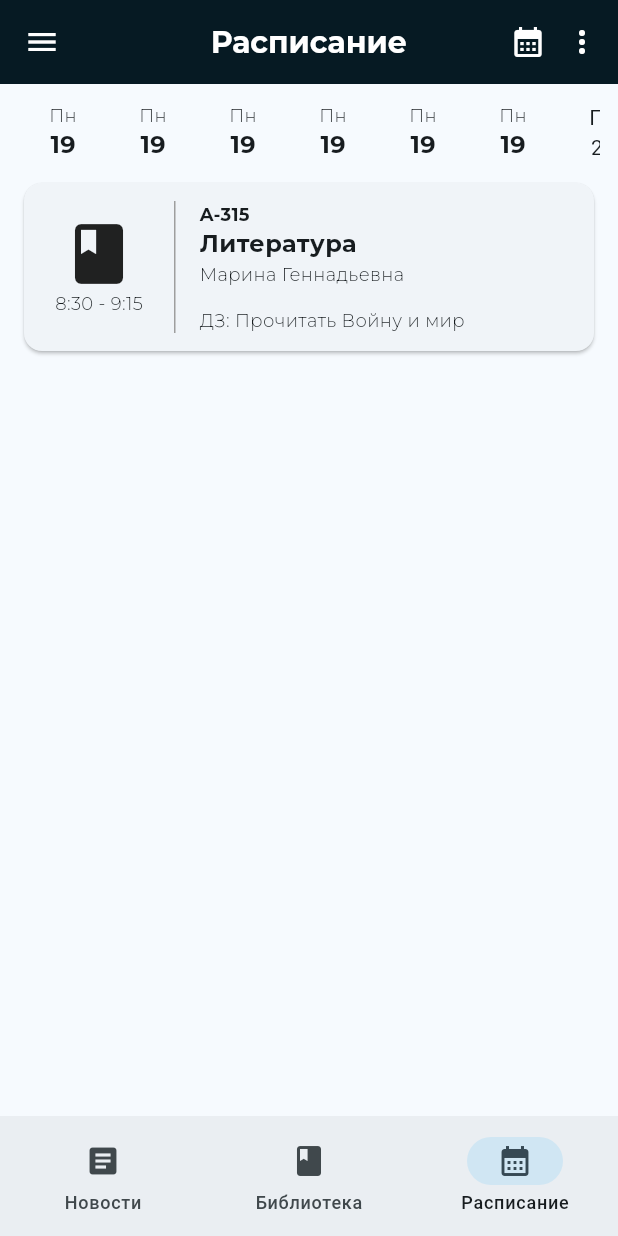
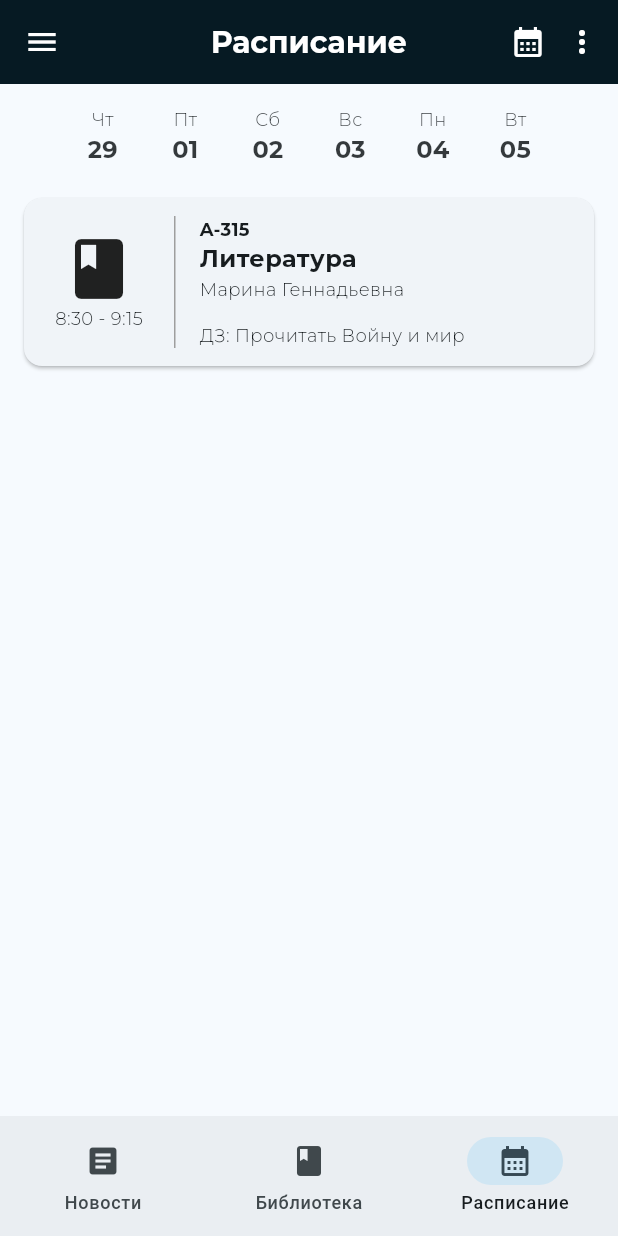
Before and after one commit to gabralava/school_manager, a Flutter app: the screen it shows after launch, item 3 of the bottom bar chosen, on a phone screen of 412 x 824 dp. Run offline on Flutter 3.47's test engine with Material 3 defaults, Android fonts, the phone set to English and light mode, and no system bars; project files that could hold a hidden picture were left out.

Commit message:
Made schedule widget responsive to date changes

```diff
--- a/lib/presentation/timetable_page.dart
+++ b/lib/presentation/timetable_page.dart
@@ -1,7 +1,15 @@
 import 'package:flutter/material.dart';
+import 'package:intl/intl.dart';
 
-class TimetableScreen extends StatelessWidget {
-  const TimetableScreen({super.key});
+class TimetableScreen extends StatefulWidget {
+  const TimetableScreen({Key? key}) : super(key: key);
+
+  @override
+  _TimetableScreenState createState() => _TimetableScreenState();
+}
+
+class _TimetableScreenState extends State<TimetableScreen> {
+  int selectedIndex = 0;
 
   @override
   Widget build(BuildContext context) {
@@ -21,11 +29,13 @@ class TimetableScreen extends StatelessWidget {
         actions: const [
           Padding(
             padding: EdgeInsets.only(right: 12),
-            child: Row(children: [
+            child: Row(
+              children: [
                 Icon(Icons.calendar_month),
                 Padding(padding: EdgeInsets.only(right: 12)),
                 Icon(Icons.more_vert),
-            ]),
+              ],
+            ),
           ),
         ],
         backgroundColor: const Color.fromRGBO(6, 26, 35, 1),
@@ -42,31 +52,36 @@ class TimetableScreen extends StatelessWidget {
                     size: 48,
                   ),
                   Text(
+                    'Абралава Георгий',
                     style: TextStyle(
                       fontFamily: 'Montserrat',
                       fontWeight: FontWeight.w800,
                       fontSize: 20,
                     ),
-                    'Абралава Георгий'),
-                Text('Ученик 11а класса',
+                  ),
+                  Text(
+                    'Ученик 11а класса',
                     style: TextStyle(
                       fontFamily: 'Montserrat',
                       fontWeight: FontWeight.w400,
                       fontSize: 14,
-                    )),
+                    ),
+                  ),
                   Padding(padding: EdgeInsets.only(top: 19)),
                   Text(
                     'Средняя успеваемость: 4.5',
                     style: TextStyle(
                       fontFamily: 'Montserrat',
                       fontWeight: FontWeight.w400,
-                      fontSize: 12),
+                      fontSize: 12,
+                    ),
                   ),
                 ],
-            )),
+              ),
+            ),
             Padding(
-              padding:
-                  EdgeInsets.only(top: 12, left: 24, right: 24, bottom: 12),
+              padding: EdgeInsets.only(
+                  top: 12, left: 24, right: 24, bottom: 12),
               child: Column(
                 children: [
                   Row(
@@ -78,8 +93,9 @@ class TimetableScreen extends StatelessWidget {
                         style: TextStyle(
                           fontFamily: 'Montserrat',
                           fontSize: 14,
-                            fontWeight: FontWeight.w800),
-                      )
+                          fontWeight: FontWeight.w800,
+                        ),
+                      ),
                     ],
                   ),
                   Padding(padding: EdgeInsets.only(bottom: 12)),
@@ -92,8 +108,9 @@ class TimetableScreen extends StatelessWidget {
                         style: TextStyle(
                           fontFamily: 'Montserrat',
                           fontSize: 14,
-                            fontWeight: FontWeight.w800),
-                      )
+                          fontWeight: FontWeight.w800,
+                        ),
+                      ),
                     ],
                   ),
                   Padding(padding: EdgeInsets.only(bottom: 12)),
@@ -106,13 +123,14 @@ class TimetableScreen extends StatelessWidget {
                         style: TextStyle(
                           fontFamily: 'Montserrat',
                           fontSize: 14,
-                            fontWeight: FontWeight.w800),
-                      )
-                    ],
-                  )
+                          fontWeight: FontWeight.w800,
+                        ),
+                      ),
                     ],
                   ),
-            )
+                ],
+              ),
+            ),
           ],
         ),
       ),
@@ -121,61 +139,32 @@ class TimetableScreen extends StatelessWidget {
         child: Column(
           children: [
             SizedBox(
-              height: 50,
-              child: ListView(
-                scrollDirection: Axis.horizontal,
-                children: const [
-                  // TODO: Сделать автоматическое создание строк
-                  // TODO: Добавить возможность нажатия на дату с последующим выводом расписания
-                  Row(
-                    children: [
-                      DayWidget(),
-                      DayWidget(),
-                      DayWidget(),
-                      DayWidget(),
-                      DayWidget(),
-                      DayWidget(),
-                    ],
+              height: 60,
+              child: WeeklyWidget(
+                onIndexChanged: (index) {
+                  setState(() {
+                    selectedIndex = index;
+                  });
+                },
               ),
-                  Row(
-                    children: [
-                      SizedBox(
-                        height: 80,
-                        width: 60,
-                        child: Column(children: [Text('Пн'), Text('26')]),
             ),
-                      SizedBox(
-                        height: 80,
-                        width: 60,
-                        child: Column(children: [Text('Вт'), Text('27')]),
+            Visibility(
+              visible: selectedIndex == 0,
+              child: const ScheduleWidget(),
             ),
-                      SizedBox(
-                        height: 80,
-                        width: 60,
-                        child: Column(children: [Text('Ср'), Text('28')]),
-                      ),
-                      SizedBox(
-                        height: 80,
-                        width: 60,
-                        child: Column(children: [Text('Чт'), Text('29')]),
-                      ),
-                      SizedBox(
-                        height: 80,
-                        width: 60,
-                        child: Column(children: [Text('Пт'), Text('1')]),
-                      ),
-                      SizedBox(
-                        height: 80,
-                        width: 60,
-                        child: Column(children: [Text('Сб'), Text('2')]),
-                      ),
-                    ],
-                  )
           ],
         ),
       ),
-            // TODO: Сделать отдельным виджетом
-            SizedBox(
+    );
+  }
+}
+
+class ScheduleWidget extends StatelessWidget {
+  const ScheduleWidget({Key? key}) : super(key: key);
+
+  @override
+  Widget build(BuildContext context) {
+    return SizedBox(
       height: 120,
       child: Card(
         child: Padding(
@@ -196,7 +185,8 @@ class TimetableScreen extends StatelessWidget {
                       style: TextStyle(
                         fontFamily: 'Montserrat',
                         fontWeight: FontWeight.w400,
-                                  fontSize: 12),
+                        fontSize: 12,
+                      ),
                     ),
                   ],
                 ),
@@ -215,21 +205,24 @@ class TimetableScreen extends StatelessWidget {
                     style: TextStyle(
                       fontFamily: 'Montserrat',
                       fontWeight: FontWeight.w700,
-                                fontSize: 12),
+                      fontSize: 12,
+                    ),
                   ),
                   Text(
                     'Литература',
                     style: TextStyle(
                       fontFamily: 'Montserrat',
                       fontWeight: FontWeight.w800,
-                                fontSize: 16),
+                      fontSize: 16,
+                    ),
                   ),
                   Text(
                     'Марина Геннадьевна',
                     style: TextStyle(
                       fontFamily: 'Montserrat',
                       fontWeight: FontWeight.w400,
-                                fontSize: 12),
+                      fontSize: 12,
+                    ),
                   ),
                   Spacer(),
                   Text(
@@ -237,16 +230,13 @@ class TimetableScreen extends StatelessWidget {
                     style: TextStyle(
                       fontFamily: 'Montserrat',
                       fontWeight: FontWeight.w400,
-                                fontSize: 12),
-                          )
-                        ],
-                      )
+                      fontSize: 12,
+                    ),
+                  ),
                 ],
               ),
+            ],
           ),
-              ),
-            )
-          ],
         ),
       ),
     );
@@ -254,29 +244,93 @@ class TimetableScreen extends StatelessWidget {
 }
 
 class DayWidget extends StatelessWidget {
-  const DayWidget({super.key});
+  final int daysToAdd;
+  final Map<String, String> weekDays = const {
+    'Mon' : 'Пн',
+    'Tue' : 'Вт',
+    'Wed' : 'Ср',
+    'Thu' : 'Чт',
+    'Fri' : 'Пт',
+    'Sat' : 'Сб',
+    'Sun' : 'Вс',
+  };
+
+  const DayWidget({Key? key, this.daysToAdd = 0}) : super(key: key);
+
+  // Переделывает английский формат даты на русский
+  String convertDateToRussian(daysToAdd, weekDays){
+    String todaysDate = DateFormat('EEE').format(DateTime.now().add(Duration(days: daysToAdd)));
+    return weekDays[todaysDate];
+  }
 
   @override
   Widget build(BuildContext context) {
-    return const SizedBox(
-      height: 80,
-      width: 60,
-      child: Column(children: [
+    // Получаем текущую дату
+    DateTime now = DateTime.now();
+
+    // Добавляем нужное количество дней
+    DateTime targetDate = now.add(Duration(days: daysToAdd));
+
+    return Column(
+      children: [
         Text(
-          'Пн',
-          style: TextStyle(
+          convertDateToRussian(daysToAdd, weekDays), // 'EEE' формаconst т для вывода дня недели (например, 'Пн')
+          style: const TextStyle(
             fontFamily: 'Montserrat',
             fontWeight: FontWeight.w400,
-              fontSize: 12),
+            fontSize: 12,
+          ),
         ),
         Text(
-          '19',
-          style: TextStyle(
+          DateFormat('dd').format(targetDate), // Выводим день месяца
+          style: const TextStyle(
             fontFamily: 'Montserrat',
             fontWeight: FontWeight.w700,
-              fontSize: 16),
-        )
-      ]),
+            fontSize: 16,
+          ),
+        ),
+      ],
     );
   }
 }
+
+class WeeklyWidget extends StatefulWidget {
+  final ValueChanged<int> onIndexChanged;
+
+  const WeeklyWidget({Key? key, required this.onIndexChanged})
+      : super(key: key);
+
+  @override
+  State<WeeklyWidget> createState() => _WeeklyWidgetState();
+}
+
+class _WeeklyWidgetState extends State<WeeklyWidget> {
+  List<bool> isSelected = [false, false, false, false, false, false];
+
+  @override
+  Widget build(BuildContext context) {
+    return ToggleButtons(
+      borderColor: Colors.transparent,
+      constraints: const BoxConstraints.expand(height: 54, width: 54),
+      isSelected: isSelected,
+      onPressed: (index) {
+        setState(() {
+          for (int i = 0; i < isSelected.length; i++) {
+            isSelected[i] = i == index;
+          }
+          widget.onIndexChanged(index);
+        });
+      },
+
+      // TODO: Сделать builder дат
+      children: const [
+        DayWidget(daysToAdd: 0,),
+        DayWidget(daysToAdd: 1,),
+        DayWidget(daysToAdd: 2,),
+        DayWidget(daysToAdd: 3,),
+        DayWidget(daysToAdd: 4,),
+        DayWidget(daysToAdd: 5,),
+      ],
+    );
+  }
+}
```
Lines whose indentation alone changed are shown as unchanged.
